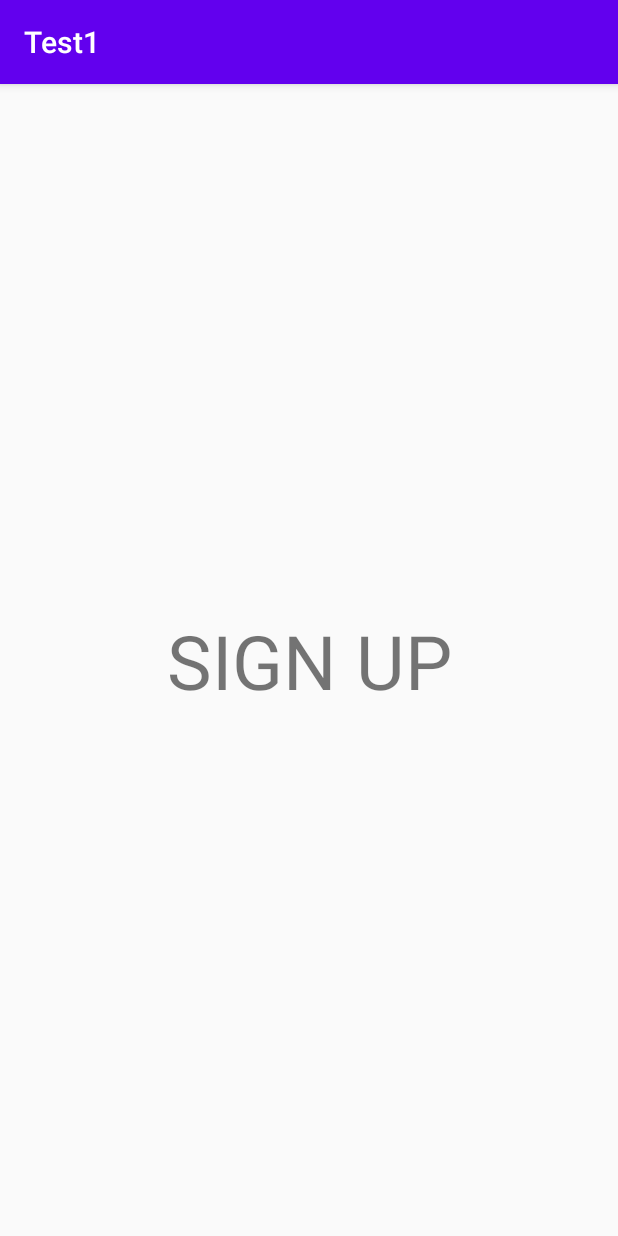
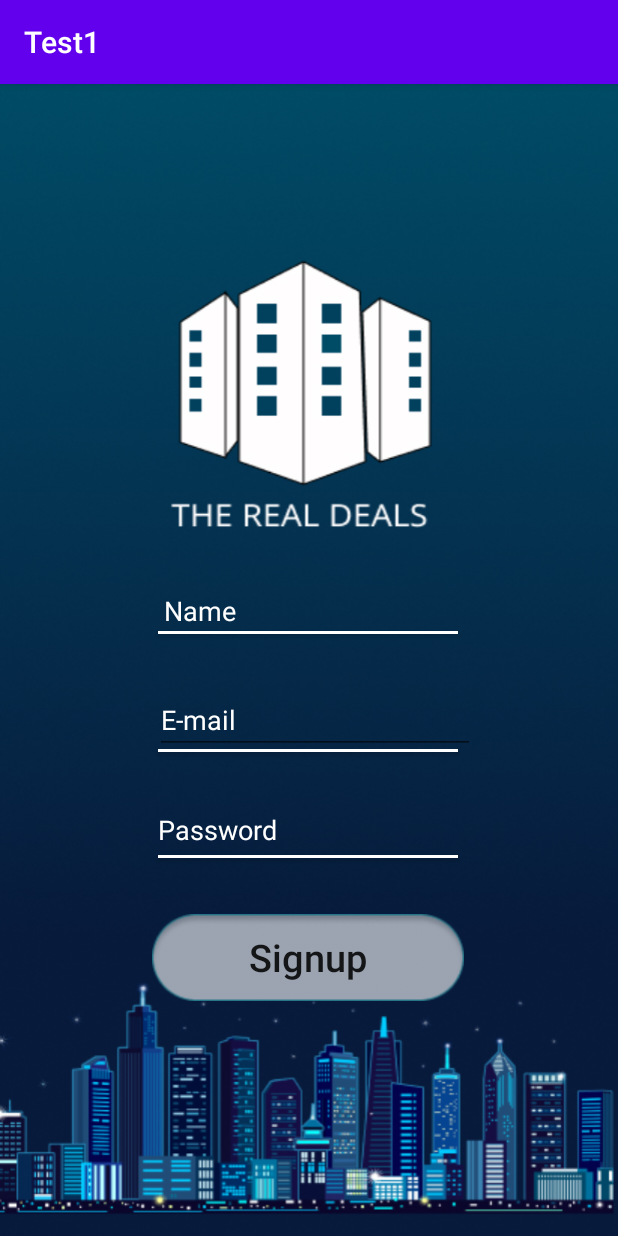
Before and after one commit to Vanditjain32001/TheRealDeals, an Android app: the sign_up screen opened directly, with no data from a screen before it, on a phone screen of 412 x 824 dp. Run offline under Robolectric (Android 15) with nearby library versions, the phone set to English and light mode, and no system bars.

Commit message:
Signup Page

```diff
--- a/app/src/main/res/layout/activity_sign_up.xml
+++ b/app/src/main/res/layout/activity_sign_up.xml
@@ -4,16 +4,109 @@
     xmlns:tools="http://schemas.android.com/tools"
     android:layout_width="match_parent"
     android:layout_height="match_parent"
-    tools:context=".sign_up">
+    tools:context=".sign_up"
+    android:background="@drawable/signup"
+    >
 
-    <TextView
-        android:id="@+id/textView2"
+    <Button
+        android:id="@+id/button_passwordline_s"
+        android:layout_width="200dp"
+        android:layout_height="2dp"
+        android:background="#FFFFFF"
+        app:layout_constraintBottom_toBottomOf="parent"
+        app:layout_constraintEnd_toEndOf="parent"
+        app:layout_constraintHorizontal_bias="0.497"
+        app:layout_constraintStart_toStartOf="parent"
+        app:layout_constraintTop_toTopOf="parent"
+        app:layout_constraintVertical_bias="0.671" />
+
+    <EditText
+        android:id="@+id/etPassword_s"
+        android:layout_width="223dp"
+        android:layout_height="39dp"
+        android:background="#00FFFFFF"
+        android:ems="10"
+        android:hint="Password"
+        android:inputType="textPassword"
+        android:textColor="#FFFFFF"
+        android:textColorHint="#FFFFFF"
+        app:layout_constraintBottom_toBottomOf="parent"
+        app:layout_constraintEnd_toEndOf="parent"
+        app:layout_constraintHorizontal_bias="0.558"
+        app:layout_constraintStart_toStartOf="parent"
+        app:layout_constraintTop_toTopOf="parent"
+        app:layout_constraintVertical_bias="0.655" />
+
+    <Button
+        android:id="@+id/button_usernameline_s"
+        android:layout_width="200dp"
+        android:layout_height="2dp"
+        android:background="#FFFFFF"
+        app:layout_constraintBottom_toBottomOf="parent"
+        app:layout_constraintEnd_toEndOf="parent"
+        app:layout_constraintHorizontal_bias="0.497"
+        app:layout_constraintStart_toStartOf="parent"
+        app:layout_constraintTop_toTopOf="parent"
+        app:layout_constraintVertical_bias="0.579" />
+
+    <EditText
+        android:id="@+id/etEmail_s"
         android:layout_width="wrap_content"
         android:layout_height="wrap_content"
-        android:text="SIGN UP"
-        android:textSize="50dp"
+        android:ems="10"
+        android:hint="E-mail"
+        android:inputType="textEmailAddress"
+        android:textColor="#FFFFFF"
+        android:textColorHint="#FFFFFF"
+        android:visibility="visible"
         app:layout_constraintBottom_toBottomOf="parent"
         app:layout_constraintEnd_toEndOf="parent"
+        app:layout_constraintHorizontal_bias="0.519"
         app:layout_constraintStart_toStartOf="parent"
-        app:layout_constraintTop_toTopOf="parent" />
+        app:layout_constraintTop_toTopOf="parent"
+        app:layout_constraintVertical_bias="0.555" />
+
+    <Button
+        android:id="@+id/button_nameline_s"
+        android:layout_width="200dp"
+        android:layout_height="2dp"
+        android:background="#FFFFFF"
+        app:layout_constraintBottom_toBottomOf="parent"
+        app:layout_constraintEnd_toEndOf="parent"
+        app:layout_constraintHorizontal_bias="0.497"
+        app:layout_constraintStart_toStartOf="parent"
+        app:layout_constraintTop_toTopOf="parent"
+        app:layout_constraintVertical_bias="0.476" />
+
+    <Button
+        android:id="@+id/Button_signup"
+        android:layout_width="208dp"
+        android:layout_height="58dp"
+        android:background="@drawable/submit_button"
+        android:text="Signup"
+        android:textSize="25sp"
+        android:textAllCaps="false"
+        app:layout_constraintBottom_toBottomOf="parent"
+        app:layout_constraintEnd_toEndOf="parent"
+        app:layout_constraintHorizontal_bias="0.497"
+        app:layout_constraintStart_toStartOf="parent"
+        app:layout_constraintTop_toTopOf="parent"
+        app:layout_constraintVertical_bias="0.779" />
+
+    <EditText
+        android:id="@+id/etName_s"
+        android:layout_width="173dp"
+        android:layout_height="40dp"
+        android:ems="10"
+        android:hint="Name"
+        android:textColor="#FFFFFF"
+        android:textColorHint="#FFFFFF"
+        android:textSize="18dp"
+        android:visibility="visible"
+        app:layout_constraintBottom_toBottomOf="parent"
+        app:layout_constraintEnd_toEndOf="parent"
+        app:layout_constraintHorizontal_bias="0.441"
+        app:layout_constraintStart_toStartOf="parent"
+        app:layout_constraintTop_toTopOf="parent"
+        app:layout_constraintVertical_bias="0.459" />
 </androidx.constraintlayout.widget.ConstraintLayout>
```
Also changed, not shown: app/src/main/res/drawable/signup.jpg (added).
